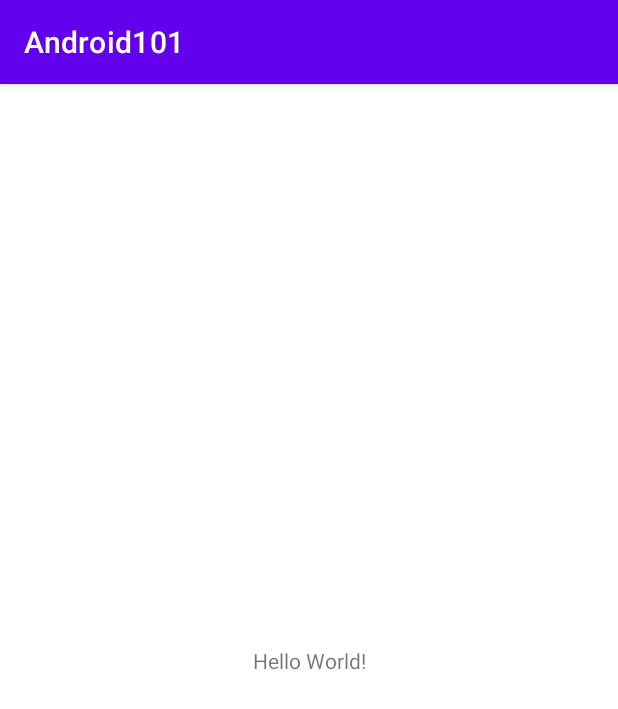
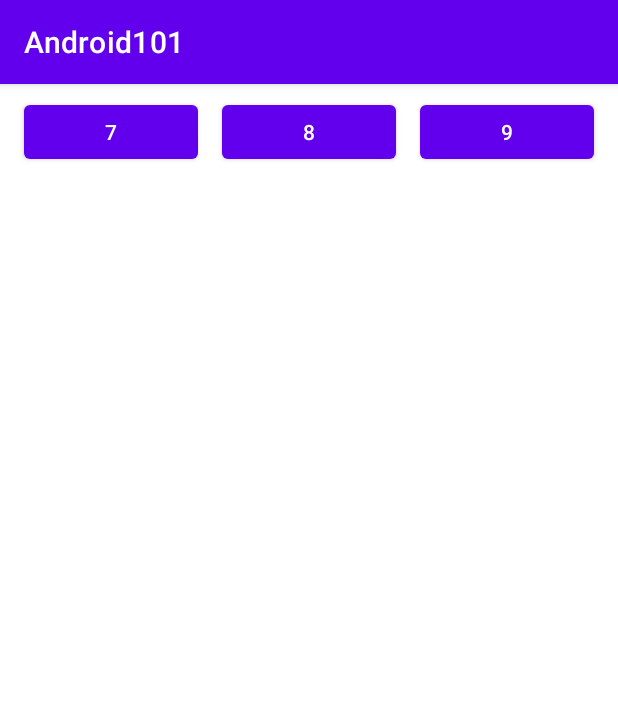
Before and after one commit to kocko94/android-101, an Android app: the screen it shows after launch (MainActivity), on a phone screen of 412 x 824 dp. Shown: the top 709 px of the screen. Run offline under Robolectric (Android 15) with nearby library versions, the phone set to English and light mode, and no system bars.

```diff
--- a/app/src/main/res/layout/activity_main.xml
+++ b/app/src/main/res/layout/activity_main.xml
@@ -1,18 +1,76 @@
 <?xml version="1.0" encoding="utf-8"?>
-<androidx.constraintlayout.widget.ConstraintLayout xmlns:android="http://schemas.android.com/apk/res/android"
-    xmlns:app="http://schemas.android.com/apk/res-auto"
+<LinearLayout xmlns:android="http://schemas.android.com/apk/res/android"
+    android:orientation="vertical"
     xmlns:tools="http://schemas.android.com/tools"
     android:layout_width="match_parent"
     android:layout_height="match_parent"
-    tools:context=".MainActivity">
+    tools:context=".MainActivity"
+    >
 
-    <TextView
-        android:layout_width="wrap_content"
+    <LinearLayout
+        android:layout_width="match_parent"
         android:layout_height="wrap_content"
-        android:text="Hello World!"
-        app:layout_constraintBottom_toBottomOf="parent"
-        app:layout_constraintLeft_toLeftOf="parent"
-        app:layout_constraintRight_toRightOf="parent"
-        app:layout_constraintTop_toTopOf="parent" />
+        android:orientation="horizontal">
 
-</androidx.constraintlayout.widget.ConstraintLayout>
+        <Button
+            android:id="@+id/button7"
+            android:layout_width="0dp"
+            android:layout_height="wrap_content"
+            android:layout_marginStart="16dp"
+            android:layout_marginLeft="16dp"
+            android:layout_marginTop="8dp"
+            android:layout_marginEnd="8dp"
+            android:layout_marginRight="8dp"
+            android:layout_marginBottom="8dp"
+            android:layout_weight="1"
+            android:text="7" />
+
+        <Button
+            android:id="@+id/button8"
+            android:layout_width="0dp"
+            android:layout_height="wrap_content"
+            android:layout_margin="8dp"
+            android:layout_weight="1"
+            android:text="8" />
+
+        <Button
+            android:id="@+id/button9"
+            android:layout_width="0dp"
+            android:layout_height="wrap_content"
+            android:layout_marginStart="8dp"
+            android:layout_marginLeft="8dp"
+            android:layout_marginTop="8dp"
+            android:layout_marginEnd="16dp"
+            android:layout_marginRight="16dp"
+            android:layout_marginBottom="8dp"
+            android:layout_weight="1"
+            android:text="9" />
+    </LinearLayout>
+
+    <LinearLayout
+        android:layout_width="match_parent"
+        android:layout_height="wrap_content"
+        android:orientation="horizontal"
+        android:paddingStart="16dp"
+        android:paddingEnd="16dp"
+        android:paddingTop="8dp"
+        android:paddingBottom="8dp"
+        >
+        <!-- TODO add your code here -->
+
+    </LinearLayout>
+
+
+    <LinearLayout
+        android:layout_width="match_parent"
+        android:layout_height="wrap_content"
+        android:orientation="horizontal"
+        android:layout_marginStart="16dp"
+        android:layout_marginEnd="16dp"
+        android:layout_marginTop="8dp"
+        android:layout_marginBottom="8dp"
+        >
+        <!-- TODO add your code here -->
+    </LinearLayout>
+
+</LinearLayout>
```
